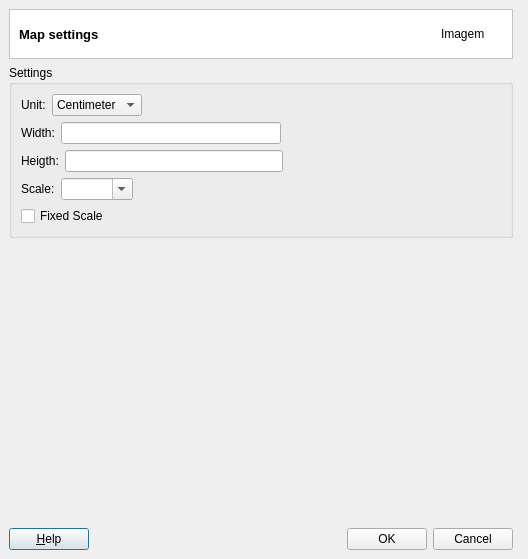
Qt form src/terralib/layout/qt/ui/MapSettings.ui (claudiobogossian/terraprint) before a commit.
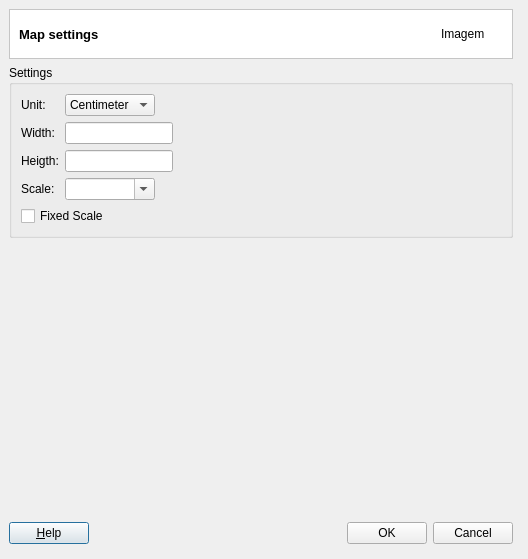
The same form after that commit.

Commit message: Map Settings Window

```diff
--- a/src/terralib/layout/qt/ui/MapSettings.ui
+++ b/src/terralib/layout/qt/ui/MapSettings.ui
@@ -40,7 +40,7 @@
      <x>9</x>
      <y>9</y>
      <width>504</width>
-     <height>541</height>
+     <height>535</height>
     </rect>
    </property>
    <layout class="QGridLayout" name="gridLayout_3">
@@ -109,11 +109,11 @@
       <property name="flat">
        <bool>true</bool>
       </property>
-      <layout class="QGridLayout" name="gridLayout">
+      <layout class="QGridLayout" name="gridLayout_6">
        <item row="0" column="0">
-        <layout class="QVBoxLayout" name="verticalLayout">
-         <item>
-          <layout class="QHBoxLayout" name="horizontalLayout">
+        <layout class="QGridLayout" name="gridLayout_5">
+         <item row="0" column="0">
+          <layout class="QVBoxLayout" name="verticalLayout">
            <item>
             <widget class="QLabel" name="label_4">
              <property name="text">
@@ -122,6 +122,31 @@
             </widget>
            </item>
            <item>
+            <widget class="QLabel" name="label">
+             <property name="text">
+              <string>Width:</string>
+             </property>
+            </widget>
+           </item>
+           <item>
+            <widget class="QLabel" name="label_2">
+             <property name="text">
+              <string>Heigth:</string>
+             </property>
+            </widget>
+           </item>
+           <item>
+            <widget class="QLabel" name="label_3">
+             <property name="text">
+              <string>Scale:</string>
+             </property>
+            </widget>
+           </item>
+          </layout>
+         </item>
+         <item row="0" column="1">
+          <layout class="QGridLayout" name="gridLayout">
+           <item row="0" column="0">
             <widget class="QComboBox" name="cmbUnit">
              <item>
               <property name="text">
@@ -135,7 +160,7 @@
              </item>
             </widget>
            </item>
-           <item>
+           <item row="0" column="1">
             <spacer name="horizontalSpacer_4">
              <property name="orientation">
               <enum>Qt::Horizontal</enum>
@@ -148,25 +173,20 @@
              </property>
             </spacer>
            </item>
-          </layout>
-         </item>
-         <item>
-          <layout class="QHBoxLayout" name="horizontalLayout_2">
-           <item>
-            <widget class="QLabel" name="label">
-             <property name="text">
-              <string>Width:</string>
-             </property>
-            </widget>
-           </item>
-           <item>
+           <item row="1" column="0" colspan="2">
             <widget class="QLineEdit" name="lneWidth">
+             <property name="sizePolicy">
+              <sizepolicy hsizetype="Fixed" vsizetype="Fixed">
+               <horstretch>0</horstretch>
+               <verstretch>0</verstretch>
+              </sizepolicy>
+             </property>
              <property name="inputMask">
               <string/>
              </property>
             </widget>
            </item>
-           <item>
+           <item row="1" column="2">
             <spacer name="horizontalSpacer_5">
              <property name="orientation">
               <enum>Qt::Horizontal</enum>
@@ -179,25 +199,20 @@
              </property>
             </spacer>
            </item>
-          </layout>
-         </item>
-         <item>
-          <layout class="QHBoxLayout" name="horizontalLayout_3">
-           <item>
-            <widget class="QLabel" name="label_2">
-             <property name="text">
-              <string>Heigth:</string>
-             </property>
-            </widget>
-           </item>
-           <item>
+           <item row="2" column="0" colspan="2">
             <widget class="QLineEdit" name="lneHeight">
+             <property name="sizePolicy">
+              <sizepolicy hsizetype="Fixed" vsizetype="Fixed">
+               <horstretch>0</horstretch>
+               <verstretch>0</verstretch>
+              </sizepolicy>
+             </property>
              <property name="inputMask">
               <string/>
              </property>
             </widget>
            </item>
-           <item>
+           <item row="2" column="2">
             <spacer name="horizontalSpacer_6">
              <property name="orientation">
               <enum>Qt::Horizontal</enum>
@@ -210,25 +225,14 @@
              </property>
             </spacer>
            </item>
-          </layout>
-         </item>
-         <item>
-          <layout class="QHBoxLayout" name="horizontalLayout_4">
-           <item>
-            <widget class="QLabel" name="label_3">
-             <property name="text">
-              <string>Scale:</string>
-             </property>
-            </widget>
-           </item>
-           <item>
+           <item row="3" column="0">
             <widget class="QComboBox" name="cmbScale">
              <property name="editable">
               <bool>true</bool>
              </property>
             </widget>
            </item>
-           <item>
+           <item row="3" column="1">
             <spacer name="horizontalSpacer_7">
              <property name="orientation">
               <enum>Qt::Horizontal</enum>
@@ -243,15 +247,15 @@
            </item>
           </layout>
          </item>
-         <item>
-          <widget class="QCheckBox" name="ckbFixedScale">
-           <property name="text">
-            <string>Fixed Scale</string>
-           </property>
-          </widget>
-         </item>
         </layout>
        </item>
+       <item row="1" column="0">
+        <widget class="QCheckBox" name="ckbFixedScale">
+         <property name="text">
+          <string>Fixed Scale</string>
+         </property>
+        </widget>
+       </item>
       </layout>
      </widget>
     </item>
```
The commit also changes 6 other files.
